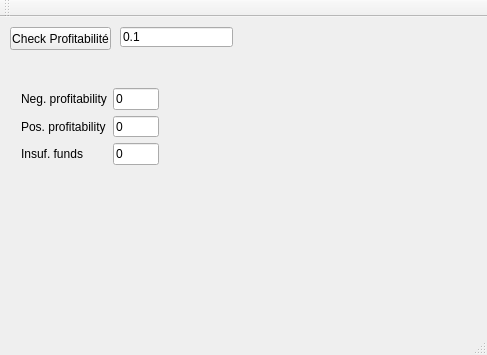
patboy3/exchange, file mainwindow.ui: the form before one commit.
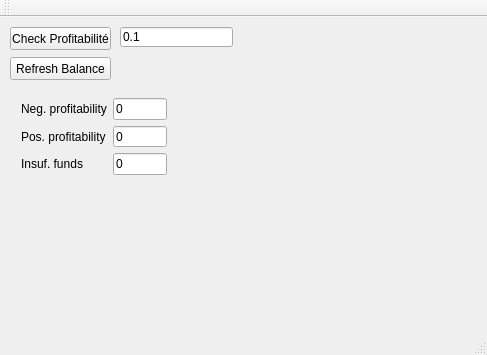
The form after the commit.

```diff
--- a/mainwindow.ui
+++ b/mainwindow.ui
@@ -44,8 +44,8 @@
     <property name="geometry">
      <rect>
       <x>10</x>
-      <y>60</y>
-      <width>160</width>
+      <y>70</y>
+      <width>168</width>
       <height>99</height>
      </rect>
     </property>
@@ -107,6 +107,19 @@
      </item>
     </layout>
    </widget>
+   <widget class="QPushButton" name="pushButton_refreshBalance">
+    <property name="geometry">
+     <rect>
+      <x>10</x>
+      <y>40</y>
+      <width>101</width>
+      <height>23</height>
+     </rect>
+    </property>
+    <property name="text">
+     <string>Refresh Balance</string>
+    </property>
+   </widget>
   </widget>
   <widget class="QMenuBar" name="menuBar">
    <property name="geometry">
```
Left out of the diff: 14 changed lines with no effect on the pictures.
